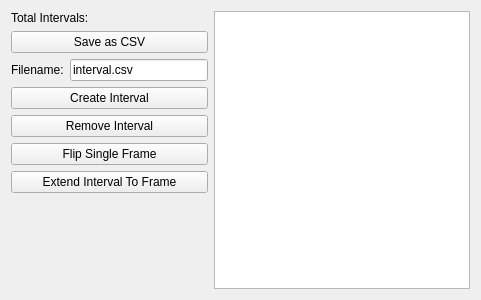
This is src/WhiskerToolbox/DataManager_Widget/DigitalIntervalSeries_Widget/DigitalIntervalSeries_Widget.ui in paulmthompson/WhiskerToolbox as Qt 5 draws it before an edit. The edited form follows.
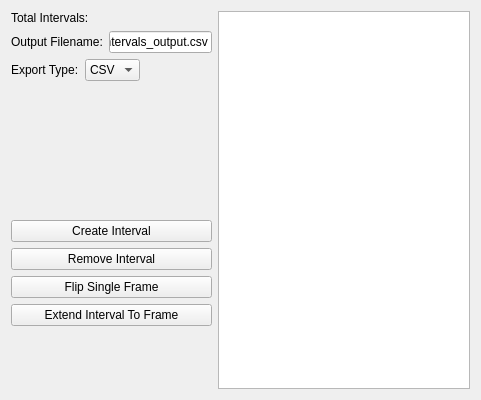
This is the edited form. Custom widgets are drawn as their Qt base class.

Commit message: can save digital interval series as CSV

```diff
--- a/src/WhiskerToolbox/DataManager_Widget/DigitalIntervalSeries_Widget/DigitalIntervalSeries_Widget.ui
+++ b/src/WhiskerToolbox/DataManager_Widget/DigitalIntervalSeries_Widget/DigitalIntervalSeries_Widget.ui
@@ -7,7 +7,7 @@
     <x>0</x>
     <y>0</y>
     <width>481</width>
-    <height>300</height>
+    <height>400</height>
    </rect>
   </property>
   <property name="windowTitle">
@@ -38,36 +38,77 @@
       </layout>
      </item>
      <item>
-      <widget class="QPushButton" name="save_csv">
-       <property name="sizePolicy">
-        <sizepolicy hsizetype="Preferred" vsizetype="Preferred">
-         <horstretch>0</horstretch>
-         <verstretch>0</verstretch>
-        </sizepolicy>
-       </property>
+      <layout class="QHBoxLayout" name="filenameLayout">
+       <item>
+        <widget class="QLabel" name="label_filename">
+         <property name="text">
+          <string>Output Filename:</string>
+         </property>
+        </widget>
+       </item>
+       <item>
+        <widget class="QLineEdit" name="filename_edit">
        <property name="text">
-        <string>Save as CSV</string>
+          <string>intervals_output.csv</string>
        </property>
       </widget>
      </item>
+      </layout>
+     </item>
      <item>
       <layout class="QHBoxLayout" name="horizontalLayout_3">
        <item>
         <widget class="QLabel" name="label_2">
          <property name="text">
-          <string>Filename:</string>
+          <string>Export Type:</string>
          </property>
         </widget>
        </item>
        <item>
-        <widget class="QLineEdit" name="filename_textbox">
+        <widget class="QComboBox" name="export_type_combo">
+         <item>
          <property name="text">
-          <string>interval.csv</string>
-         </property>
+           <string>CSV</string>
+          </property>
+         </item>
         </widget>
        </item>
+       <item>
+        <spacer name="exportTypeSpacer">
+         <property name="orientation">
+          <enum>Qt::Orientation::Horizontal</enum>
+         </property>
+         <property name="sizeHint" stdset="0">
+          <size>
+           <width>40</width>
+           <height>20</height>
+          </size>
+         </property>
+        </spacer>
+       </item>
       </layout>
      </item>
+     <item>
+      <widget class="QStackedWidget" name="stacked_saver_options">
+       <property name="currentIndex">
+        <number>0</number>
+       </property>
+       <widget class="CSVIntervalSaver_Widget" name="csv_interval_saver_widget"/>
+      </widget>
+     </item>
+     <item>
+      <spacer name="verticalSpacer_control_panel">
+       <property name="orientation">
+        <enum>Qt::Orientation::Vertical</enum>
+       </property>
+       <property name="sizeHint" stdset="0">
+        <size>
+         <width>20</width>
+         <height>10</height>
+        </size>
+       </property>
+      </spacer>
+     </item>
      <item>
       <widget class="QPushButton" name="create_interval_button">
        <property name="sizePolicy">
@@ -144,6 +185,14 @@
    </item>
   </layout>
  </widget>
+ <customwidgets>
+  <customwidget>
+   <class>CSVIntervalSaver_Widget</class>
+   <extends>QWidget</extends>
+   <header>IO_Widgets/DigitalIntervalLoaderWidget/CSV/CSVIntervalSaver_Widget.hpp</header>
+   <container>1</container>
+  </customwidget>
+ </customwidgets>
  <resources/>
  <connections/>
 </ui>
```
Left out of the diff: 4 changed lines with no effect on the pictures. Lines whose indentation alone changed are shown as unchanged. The commit also changes 2 other files.
